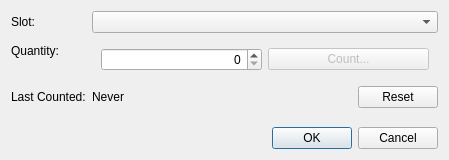
Qt form ui/dialog_location_mapping.ui (jwjulien/inventory) before a commit.
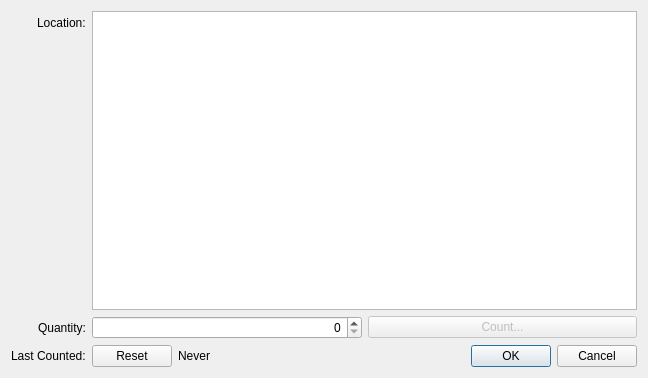
The same form after that commit.

Commit message: reworked dropdown in location lapping to be a tree that's a bit more navigable

Patch:
```diff
--- a/ui/dialog_location_mapping.ui
+++ b/ui/dialog_location_mapping.ui
@@ -6,23 +6,41 @@
    <rect>
     <x>0</x>
     <y>0</y>
-    <width>449</width>
-    <height>160</height>
+    <width>648</width>
+    <height>378</height>
    </rect>
   </property>
   <property name="windowTitle">
    <string>Configure Part Storage Location</string>
   </property>
   <layout class="QFormLayout" name="formLayout">
+   <property name="labelAlignment">
+    <set>Qt::AlignRight|Qt::AlignTrailing|Qt::AlignVCenter</set>
+   </property>
    <item row="0" column="0">
     <widget class="QLabel" name="lbl_slot">
      <property name="text">
-      <string>Slot:</string>
+      <string>Location:</string>
      </property>
     </widget>
    </item>
    <item row="0" column="1">
-    <widget class="QComboBox" name="slot"/>
+    <widget class="QTreeWidget" name="slot">
+     <property name="sizePolicy">
+      <sizepolicy hsizetype="Expanding" vsizetype="Expanding">
+       <horstretch>0</horstretch>
+       <verstretch>1</verstretch>
+      </sizepolicy>
+     </property>
+     <attribute name="headerVisible">
+      <bool>false</bool>
+     </attribute>
+     <column>
+      <property name="text">
+       <string notr="true">1</string>
+      </property>
+     </column>
+    </widget>
    </item>
    <item row="1" column="0">
     <widget class="QLabel" name="lbl_quantity">
@@ -34,6 +52,18 @@
    <item row="1" column="1">
     <widget class="QWidget" name="quantity_widget" native="true">
      <layout class="QHBoxLayout" name="horizontalLayout_2">
+      <property name="leftMargin">
+       <number>0</number>
+      </property>
+      <property name="topMargin">
+       <number>0</number>
+      </property>
+      <property name="rightMargin">
+       <number>0</number>
+      </property>
+      <property name="bottomMargin">
+       <number>0</number>
+      </property>
       <item>
        <widget class="QSpinBox" name="quantity">
         <property name="alignment">
@@ -79,6 +109,13 @@
       <property name="bottomMargin">
        <number>0</number>
       </property>
+      <item>
+       <widget class="QPushButton" name="reset">
+        <property name="text">
+         <string>Reset</string>
+        </property>
+       </widget>
+      </item>
       <item>
        <widget class="QLabel" name="last_counted">
         <property name="sizePolicy">
@@ -93,38 +130,18 @@
        </widget>
       </item>
       <item>
-       <widget class="QPushButton" name="reset">
-        <property name="text">
-         <string>Reset</string>
+       <widget class="QDialogButtonBox" name="buttonBox">
+        <property name="orientation">
+         <enum>Qt::Horizontal</enum>
+        </property>
+        <property name="standardButtons">
+         <set>QDialogButtonBox::Cancel|QDialogButtonBox::Ok</set>
         </property>
        </widget>
       </item>
      </layout>
     </widget>
    </item>
-   <item row="3" column="1">
-    <spacer name="verticalSpacer">
-     <property name="orientation">
-      <enum>Qt::Vertical</enum>
-     </property>
-     <property name="sizeHint" stdset="0">
-      <size>
-       <width>20</width>
-       <height>40</height>
-      </size>
-     </property>
-    </spacer>
-   </item>
-   <item row="4" column="1">
-    <widget class="QDialogButtonBox" name="buttonBox">
-     <property name="orientation">
-      <enum>Qt::Horizontal</enum>
-     </property>
-     <property name="standardButtons">
-      <set>QDialogButtonBox::Cancel|QDialogButtonBox::Ok</set>
-     </property>
-    </widget>
-   </item>
   </layout>
  </widget>
  <resources/>
```
The commit also changes 4 other files.
